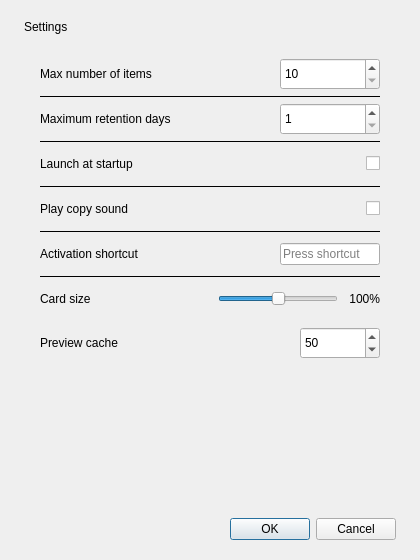
Old version of the form widget/MPasteSettingsWidget.ui in the repository SeptemberHX/MPaste.
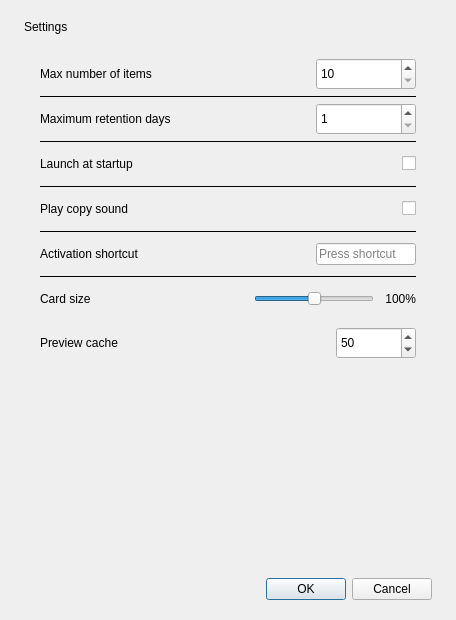
New version of the form.

Commit message: Refactor preview flow and settings maintenance UI

```diff
--- a/widget/MPasteSettingsWidget.ui
+++ b/widget/MPasteSettingsWidget.ui
@@ -12,20 +12,20 @@
    <rect>
     <x>0</x>
     <y>0</y>
-    <width>420</width>
-    <height>560</height>
+    <width>456</width>
+    <height>620</height>
    </rect>
   </property>
   <property name="minimumSize">
    <size>
-    <width>420</width>
-    <height>560</height>
+     <width>456</width>
+     <height>0</height>
    </size>
   </property>
   <property name="maximumSize">
    <size>
-    <width>420</width>
-    <height>560</height>
+     <width>456</width>
+     <height>16777215</height>
    </size>
   </property>
   <property name="windowTitle">
```
The commit also changes 18 other files.
